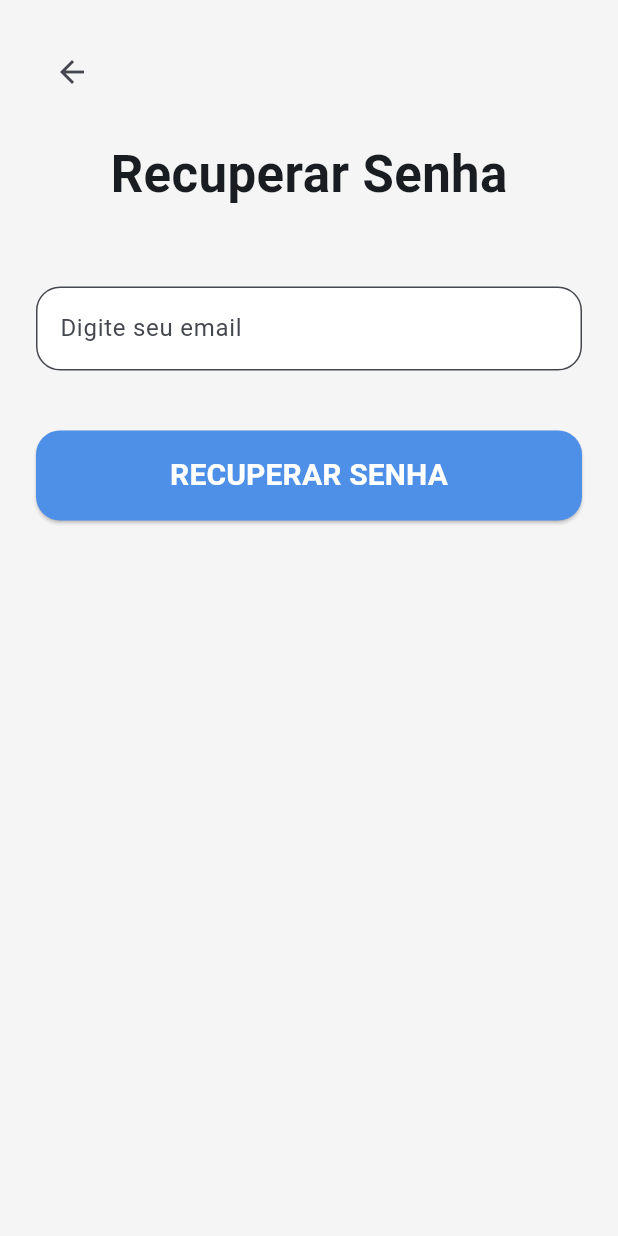
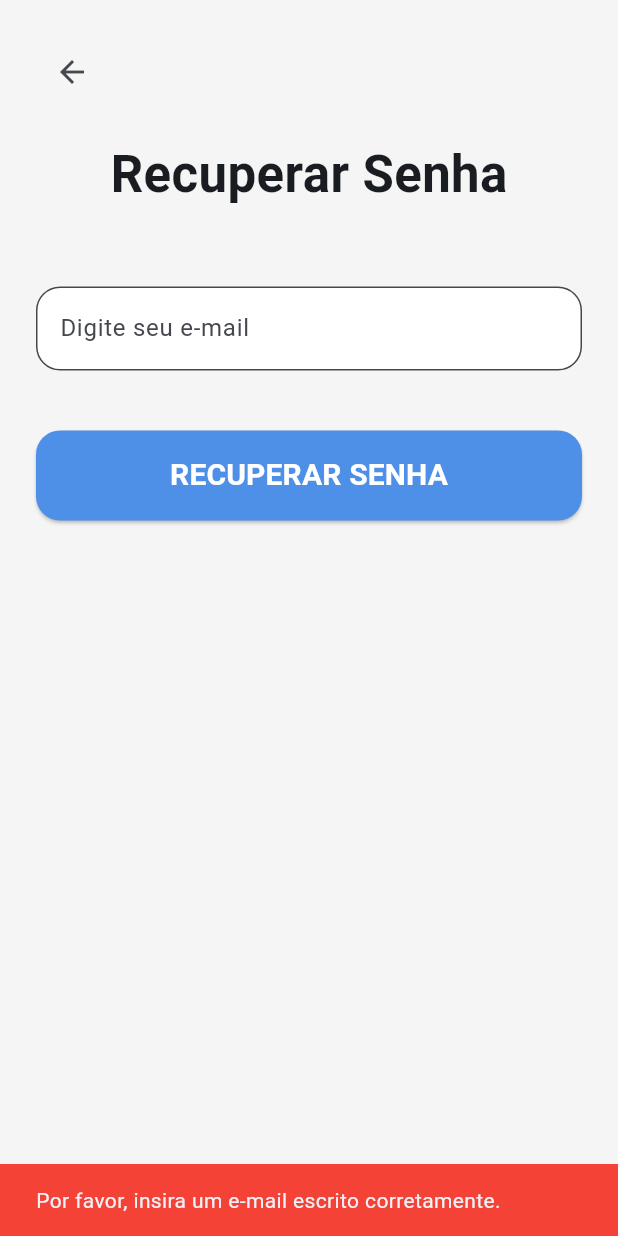
Before and after one commit to robertcalcantara/KidsRoutineapp, a Flutter app: the TelaRecuperarSenha screen opened by its route, after a tap on "RECUPERAR SENHA", on a phone screen of 412 x 824 dp. Run offline on Flutter 3.47's test engine with Material 3 defaults, Android fonts, the phone set to English and light mode, and no system bars; our stand-ins replace flutter_secure_storage, image_picker, pdf, printing; accounts and stored records are empty.

Commit message:
feat: implementa validacao e mensagem na tela de recuperar senha

```diff
--- a/lib/tela_recuperar_senha.dart
+++ b/lib/tela_recuperar_senha.dart
@@ -1,104 +1,108 @@
 import 'package:flutter/material.dart';
 
-class TelaRecuperarSenha
-    extends StatelessWidget {
-
+class TelaRecuperarSenha extends StatefulWidget {
   const TelaRecuperarSenha({super.key});
 
   @override
+  State<TelaRecuperarSenha> createState() => _TelaRecuperarSenhaState();
+}
+
+class _TelaRecuperarSenhaState extends State<TelaRecuperarSenha> {
+  final TextEditingController _emailController = TextEditingController();
+
+  @override
+  void dispose() {
+    _emailController.dispose();
+    super.dispose();
+  }
+
+  Future<void> _processarRecuperacao() async {
+    String email = _emailController.text.trim();
+
+    final emailRegex = RegExp(r'^[\w-\.]+@([\w-]+\.)+[\w-]{2,4}$');
+
+    if (email.isEmpty || !emailRegex.hasMatch(email)) {
+      _mostrarMensagem(
+        'Por favor, insira um e-mail escrito corretamente.',
+        ehErro: true,
+      );
+      return;
+    }
+
+    _mostrarMensagem('E-mail de recuperação enviado com sucesso!');
+
+    if (mounted) {
+      Navigator.pop(context);
+    }
+  }
+
+  void _mostrarMensagem(String mensagem, {bool ehErro = false}) {
+    ScaffoldMessenger.of(context).showSnackBar(
+      SnackBar(
+        content: Text(mensagem),
+        backgroundColor: ehErro ? Colors.red : Colors.green,
+        duration: const Duration(seconds: 3),
+      ),
+    );
+  }
+
+  @override
   Widget build(BuildContext context) {
-
     return Scaffold(
-
       backgroundColor: const Color(0xFFF5F5F5),
-
       body: SafeArea(
-
         child: Padding(
-
           padding: const EdgeInsets.all(24),
-
+          child: SingleChildScrollView(
             child: Column(
-
               children: [
-
-              // BOTÃO VOLTAR
                 Align(
-
                   alignment: Alignment.topLeft,
-
                   child: IconButton(
-
                     onPressed: () {
                       Navigator.pop(context);
                     },
-
                     icon: const Icon(Icons.arrow_back),
                   ),
                 ),
 
                 const SizedBox(height: 20),
 
-              // TÍTULO
                 const Text(
-
                   'Recuperar Senha',
-
-                style: TextStyle(
-                  fontSize: 34,
-                  fontWeight: FontWeight.bold,
-                ),
+                  style: TextStyle(fontSize: 34, fontWeight: FontWeight.bold),
                 ),
 
                 const SizedBox(height: 50),
 
-              // CAMPO EMAIL
                 TextField(
-
+                  controller: _emailController,
+                  keyboardType: TextInputType.emailAddress,
                   decoration: InputDecoration(
-
-                  hintText: 'Digite seu email',
-
+                    hintText: 'Digite seu e-mail',
                     filled: true,
                     fillColor: Colors.white,
-
                     border: OutlineInputBorder(
-
-                    borderRadius:
-                        BorderRadius.circular(16),
+                      borderRadius: BorderRadius.circular(16),
                     ),
                   ),
                 ),
 
                 const SizedBox(height: 40),
 
-              // BOTÃO
                 SizedBox(
-
                   width: double.infinity,
                   height: 60,
-
                   child: ElevatedButton(
-
-                  onPressed: () {},
-
-                  style:
-                      ElevatedButton.styleFrom(
-
-                    backgroundColor:
-                        const Color(0xFF4E8FE8),
-
+                    onPressed: _processarRecuperacao,
+                    style: ElevatedButton.styleFrom(
+                      backgroundColor: const Color(0xFF4E8FE8),
                       shape: RoundedRectangleBorder(
-
-                      borderRadius:
-                          BorderRadius.circular(16),
+                        borderRadius: BorderRadius.circular(16),
                       ),
                     ),
-
                     child: const Text(
-
                       'RECUPERAR SENHA',
-
                       style: TextStyle(
                         fontSize: 20,
                         color: Colors.white,
@@ -111,6 +115,7 @@ class TelaRecuperarSenha
             ),
           ),
         ),
+      ),
     );
   }
 }
```
Lines whose indentation alone changed are shown as unchanged.
